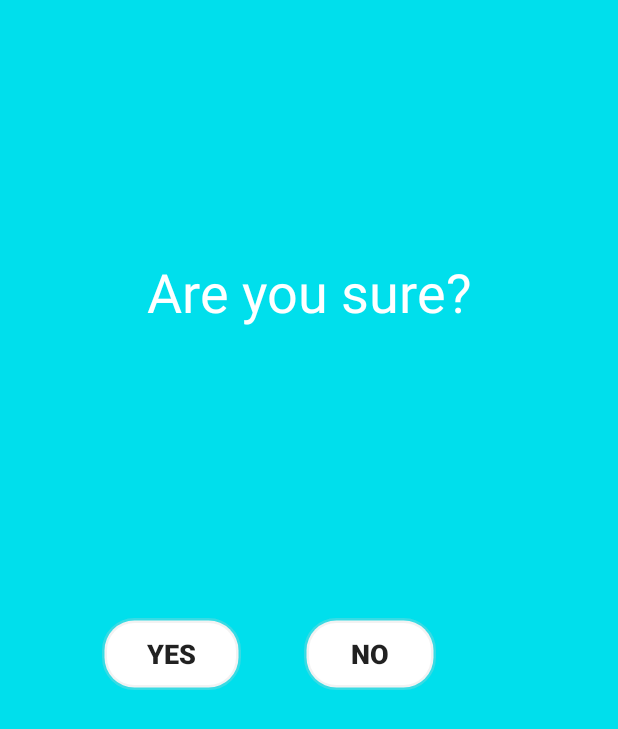
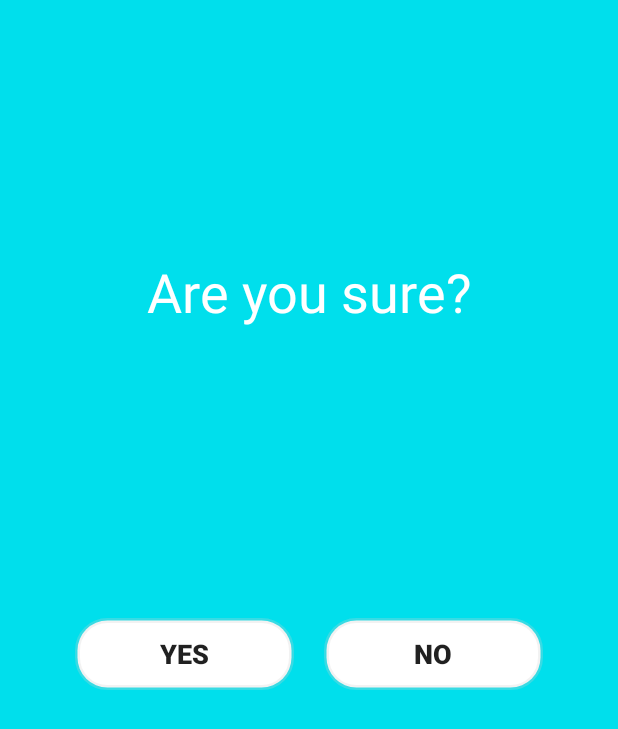
Before and after one commit to Hermanio/twhackathon2017-secureATM, an Android app: the ConfirmationActivity screen opened directly, with no data from a screen before it, on a phone screen of 412 x 824 dp. Shown: the top 729 px of the screen. Run offline under Robolectric (Android 15) with nearby library versions, the phone set to English and light mode, and no system bars.

Commit message:
Final touches before demo

```diff
--- a/SecureATM/app/src/main/java/ee/unapuu/herman/secureatm/MoneyPickerActivity.java
+++ b/SecureATM/app/src/main/java/ee/unapuu/herman/secureatm/MoneyPickerActivity.java
@@ -33,7 +33,7 @@ public class MoneyPickerActivity extends Activity {
                 if ((event.getAction() == KeyEvent.ACTION_DOWN) &&
                         (keyCode == KeyEvent.KEYCODE_ENTER)) {
                     // Perform action on key press
-                    Toast.makeText(MoneyPickerActivity.this, customBox.getText(), Toast.LENGTH_SHORT).show();
+                    //Toast.makeText(MoneyPickerActivity.this, customBox.getText(), Toast.LENGTH_SHORT).show();
                     forward(v);
                     return true;
                 }
--- a/SecureATM/app/src/main/res/layout/activity_confirmation.xml
+++ b/SecureATM/app/src/main/res/layout/activity_confirmation.xml
@@ -26,42 +26,54 @@
 
     </LinearLayout>
 
-    <RelativeLayout
+    <LinearLayout
         android:layout_width="match_parent"
         android:layout_height="match_parent"
-        android:layout_weight="1">
+        android:layout_weight="1"
+        android:orientation="horizontal">
+
+        <LinearLayout
+            android:layout_width="match_parent"
+            android:layout_height="match_parent"
+            android:layout_weight="1"
+            android:orientation="horizontal">
+
+            <Button
+                android:id="@+id/confirmationAcceptButton"
+                android:layout_width="match_parent"
+                android:layout_height="wrap_content"
+                android:layout_marginLeft="50dp"
+                android:layout_marginRight="10dp"
+                android:layout_weight="1"
+                android:background="@drawable/round_button"
+                android:onClick="forward"
+                android:text="Yes"
+                android:textSize="18sp"
+                android:textStyle="bold" />
+        </LinearLayout>
+
+        <LinearLayout
+            android:layout_width="match_parent"
+            android:layout_height="match_parent"
+            android:layout_weight="1"
+            android:orientation="horizontal">
 
             <Button
                 android:id="@+id/confirmationDeclineButton"
-            android:layout_width="wrap_content"
+                android:layout_width="match_parent"
                 android:layout_height="wrap_content"
 
-            android:layout_alignParentTop="true"
-            android:layout_marginStart="42dp"
-            android:layout_toEndOf="@+id/confirmationAcceptButton"
+                android:layout_marginLeft="10dp"
+                android:layout_marginRight="50dp"
+                android:layout_weight="1"
                 android:background="@drawable/round_button"
                 android:onClick="goBack"
-            android:paddingLeft="30dp"
-            android:paddingRight="30dp"
                 android:text="NO"
                 android:textSize="18sp"
                 android:textStyle="bold" />
 
-        <Button
-            android:id="@+id/confirmationAcceptButton"
-            android:layout_width="wrap_content"
-            android:layout_height="wrap_content"
-            android:layout_marginRight="158dp"
-            android:background="@drawable/round_button"
-            android:onClick="forward"
-            android:paddingLeft="30dp"
-            android:paddingRight="30dp"
-            android:text="Yes"
-            android:textSize="18sp"
-            android:textStyle="bold"
-            android:layout_marginStart="68dp"
-            android:layout_alignParentTop="true"
-            android:layout_alignParentStart="true" />
-    </RelativeLayout>
+        </LinearLayout>
 
     </LinearLayout>
+
+</LinearLayout>
```
Lines whose indentation alone changed are shown as unchanged.
